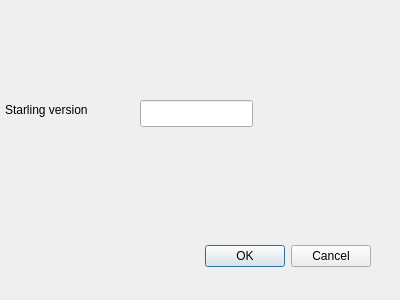
First picture: the form in tellae_services_dialog_base.ui, repository tellae/qgis-tellae-plugin, before the edit.
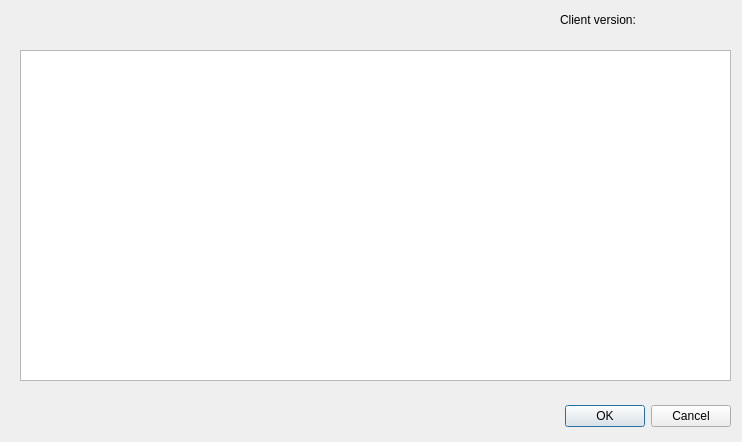
Second picture: the form after the edit.

Commit message: improve dialog add read local config from file

```diff
--- a/tellae_services_dialog_base.ui
+++ b/tellae_services_dialog_base.ui
@@ -6,8 +6,8 @@
    <rect>
     <x>0</x>
     <y>0</y>
-    <width>400</width>
-    <height>300</height>
+    <width>742</width>
+    <height>442</height>
    </rect>
   </property>
   <property name="windowTitle">
@@ -16,8 +16,8 @@
   <widget class="QDialogButtonBox" name="button_box">
    <property name="geometry">
     <rect>
-     <x>30</x>
-     <y>240</y>
+     <x>390</x>
+     <y>400</y>
      <width>341</width>
      <height>32</height>
     </rect>
@@ -29,27 +29,40 @@
     <set>QDialogButtonBox::Cancel|QDialogButtonBox::Ok</set>
    </property>
   </widget>
-  <widget class="QLineEdit" name="lineEdit">
+  <widget class="QLabel" name="version_label">
    <property name="geometry">
     <rect>
-     <x>140</x>
-     <y>100</y>
-     <width>113</width>
-     <height>27</height>
-    </rect>
-   </property>
-  </widget>
-  <widget class="QLabel" name="label">
-   <property name="geometry">
-    <rect>
-     <x>5</x>
-     <y>100</y>
-     <width>111</width>
+     <x>560</x>
+     <y>10</y>
+     <width>171</width>
      <height>20</height>
     </rect>
    </property>
    <property name="text">
-    <string>Starling version</string>
+    <string>Client version:</string>
+   </property>
+  </widget>
+  <widget class="QTableWidget" name="tableWidget">
+   <property name="geometry">
+    <rect>
+     <x>20</x>
+     <y>50</y>
+     <width>711</width>
+     <height>331</height>
+    </rect>
+   </property>
+  </widget>
+  <widget class="QLabel" name="user_name">
+   <property name="geometry">
+    <rect>
+     <x>20</x>
+     <y>10</y>
+     <width>291</width>
+     <height>19</height>
+    </rect>
+   </property>
+   <property name="text">
+    <string/>
    </property>
   </widget>
  </widget>
```
The commit also changes 4 other files.
